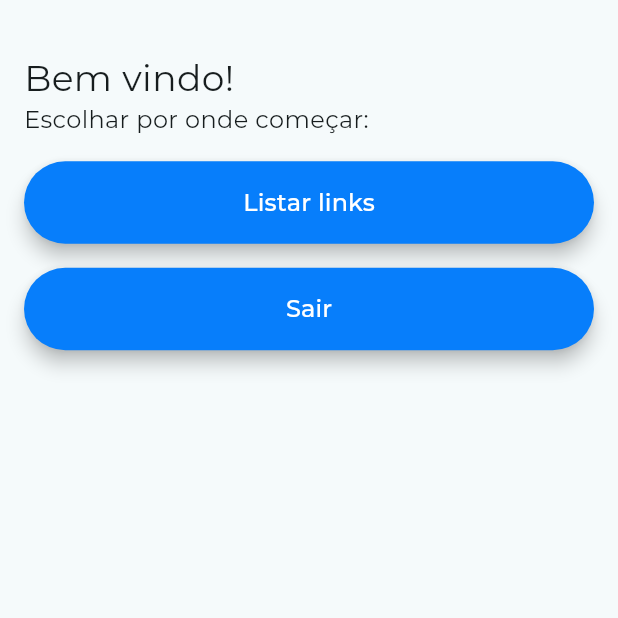
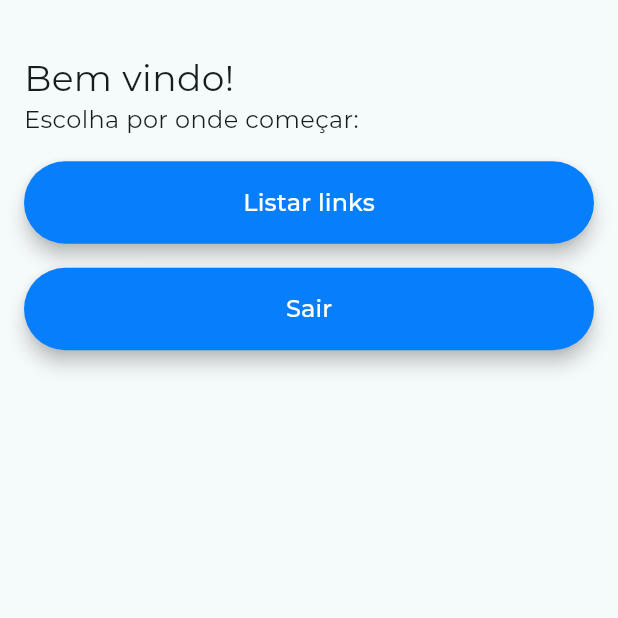
Before and after one commit to Tiagoow03/rede_inova, a Flutter app: the HomePage screen opened directly with empty values, on a phone screen of 412 x 824 dp, the part 417-1035 px from its top. Run offline on Flutter 3.47's test engine with Material 3 defaults, Android fonts, the phone set to English and light mode, and no system bars.

Commit message:
Ajuste no home texto

```diff
--- a/lib/interfaces/pages/home.page.dart
+++ b/lib/interfaces/pages/home.page.dart
@@ -42,7 +42,7 @@ class _HomePageState extends State<HomePage> {
                 style: TextStyle(fontSize: 24),
               ),
               const Text(
-                'Escolhar por onde começar:',
+                'Escolha por onde começar:',
                 style: TextStyle(fontSize: 16),
               ),
               const SizedBox(height: 16),
```
